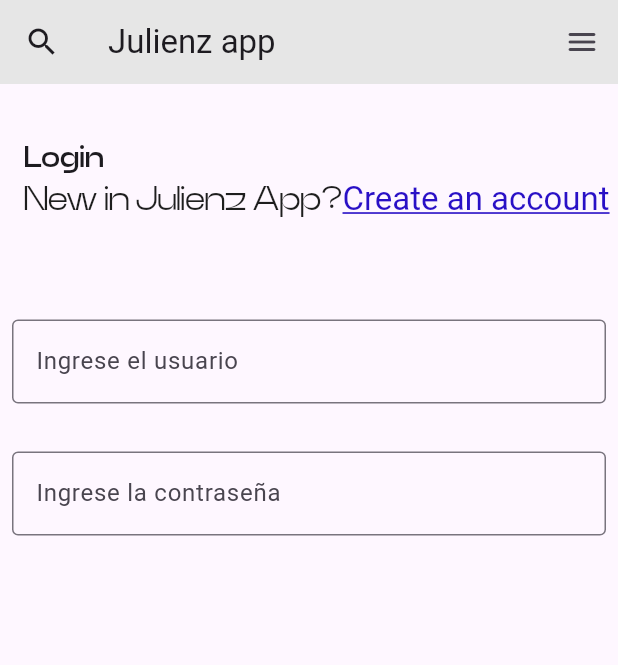
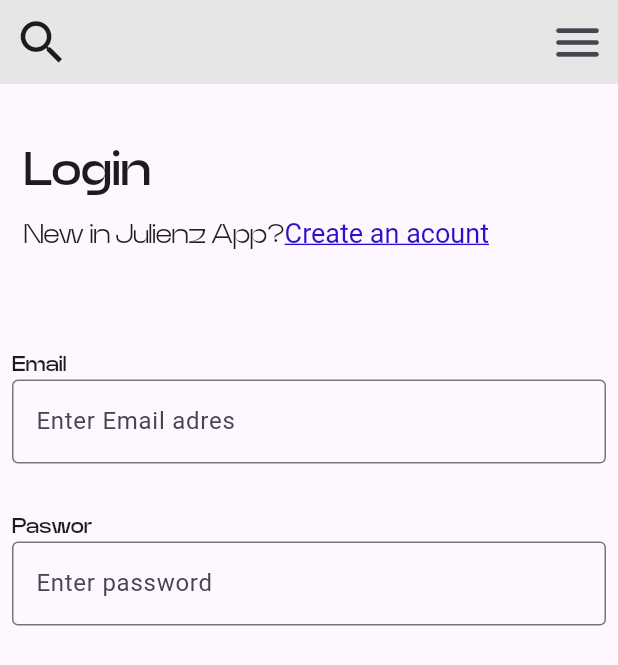
Before and after one commit to ju-lienz/login-app, a Flutter app: the screen it shows after launch, on a phone screen of 412 x 824 dp. Shown: the top 665 px of the screen. Run offline on Flutter 3.47's test engine with Material 2 defaults, Android fonts, the phone set to English and light mode, and no system bars.

Commit message:
modify inputs

```diff
--- a/lib/screens/home.dart
+++ b/lib/screens/home.dart
@@ -28,11 +28,17 @@ class _BuildBodyState extends State<BuildBody> {
             SecondaryText(
                 firstText: 'New in Julienz App?', // Primer fragmento de texto
                 hyperlinkText:
-                    'Create an account', // Segundo fragmento de texto (hipervínculo)
-                fontSize: 22), // Tamaño de fuente
+                    'Create an acount', // Segundo fragmento de texto (hipervínculo)
+                fontSize: 18), // Tamaño de fuente
             SizedBox(height: 50.0), // Espacio en blanco vertical
-            InputField(hintText: 'Ingrese el usuario'),
-            InputField(hintText: 'Ingrese la contraseña'),
+            InputField(
+              hintText: 'Enter Email adres',
+              inputName: 'Email',
+            ),
+            InputField(
+              hintText: 'Enter password',
+              inputName: 'Paswor',
+            )
           ],
         ),
       ),
@@ -42,10 +48,11 @@ class _BuildBodyState extends State<BuildBody> {
 
 class InputField extends StatelessWidget {
   final String hintText; // Texto de sugerencia para el campo de entrada
+  final String inputName; // Texto nombre del input
   const InputField({
-    // Constructor del campo de entrada
     super.key,
     required this.hintText,
+    required this.inputName,
   });
 
   @override
@@ -53,11 +60,23 @@ class InputField extends StatelessWidget {
     return Padding(
       padding: const EdgeInsets.symmetric(
           horizontal: 8, vertical: 16), // Espaciado horizontal y vertical
-      child: TextField(
-        decoration: InputDecoration(
-          border: const OutlineInputBorder(),
-          hintText: hintText, // Texto de sugerencia
-        ),
+      child: Column(
+        children: [
+          Align(
+            alignment: Alignment.bottomLeft,
+            child: Text(
+              inputName,
+              style: const TextStyle(
+                  fontFamily: 'Neue Power', fontWeight: FontWeight.w600),
+            ),
+          ),
+          TextField(
+            decoration: InputDecoration(
+              border: const OutlineInputBorder(),
+              hintText: hintText,
+            ),
+          ),
+        ],
       ),
     );
   }
@@ -70,14 +89,14 @@ class MainText extends StatelessWidget {
   const MainText({
     super.key,
     required this.text,
-    this.fontSize = 20,
+    this.fontSize = 32,
   });
 
   @override
   Widget build(BuildContext context) {
     return Padding(
       padding:
-          const EdgeInsets.fromLTRB(16, 0, 0, 0), // Espaciado personalizado
+          const EdgeInsets.fromLTRB(16, 0, 0, 8), // Espaciado personalizado
       child: Text(
         text,
         style: TextStyle(
--- a/lib/widgets/app_bar.dart
+++ b/lib/widgets/app_bar.dart
@@ -11,14 +11,14 @@ class BuildAppBar extends StatelessWidget implements PreferredSizeWidget {
   Widget build(BuildContext context) {
     return AppBar(
       backgroundColor: whiteColor,
-      title: const Text('Julienz app'),
       leading: IconButton(
-        icon: const Icon(Icons.search), // Icono izquierdo
+        icon: const Icon(Icons.search, size: 38),
+        // Icono izquierdo
         onPressed: () {},
       ),
       actions: <Widget>[
         IconButton(
-          icon: const Icon(Icons.menu_rounded), // Icono derecho
+          icon: const Icon(Icons.menu_rounded, size: 38), // Icono derecho
           onPressed: () {},
         ),
       ],
```
